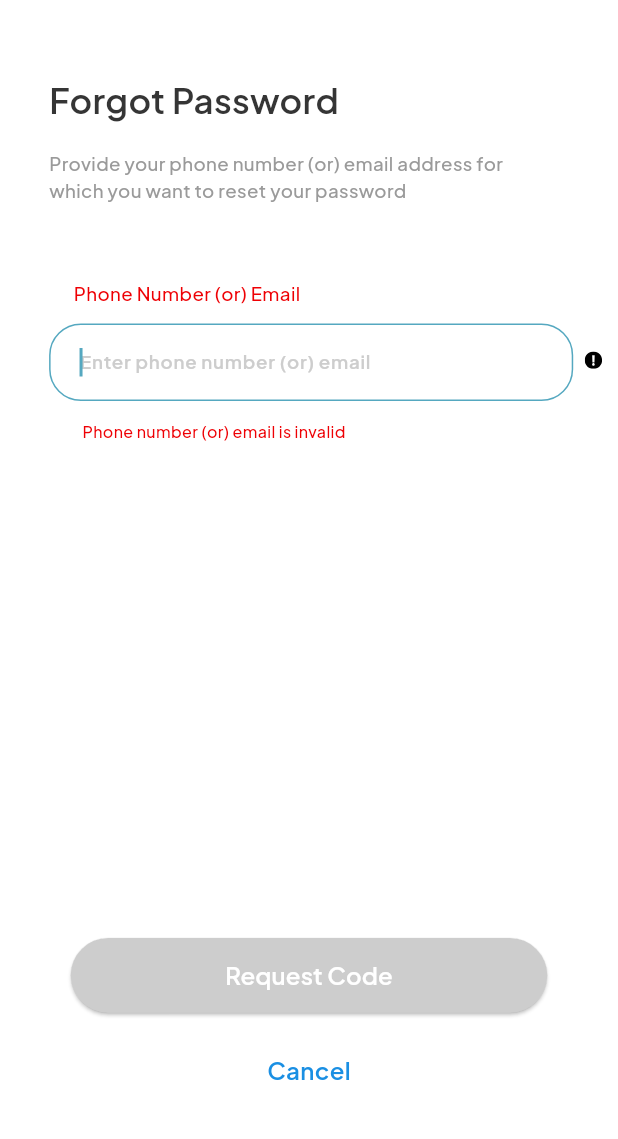
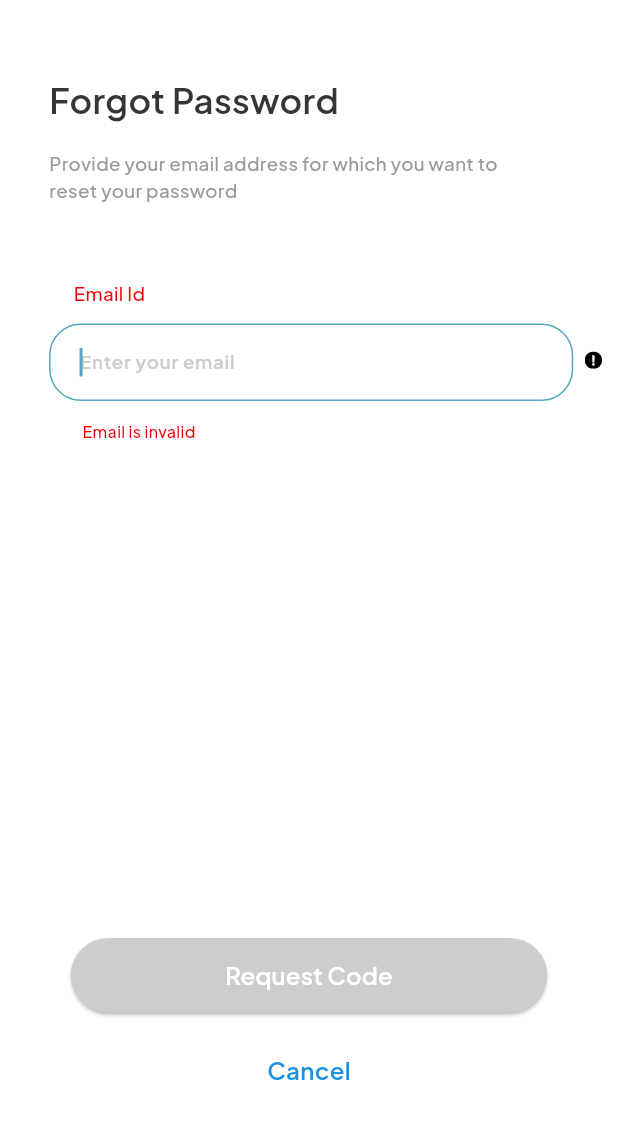
Before and after one commit to Deeksha-03/meal_connect_final, a Flutter app: the ForgotPasswordInvalidScreen screen opened by its route, on a phone screen of 412 x 824 dp, the part 58-1197 px from its top. Run offline on Flutter 3.47's test engine with Material 3 defaults, Android fonts, the phone set to English and light mode, and no system bars; our stand-ins replace cached_network_image, carousel_slider, cloud_firestore, dotted_border, firebase_auth, firebase_core and 6 more; missing offline and left inert: google_sign_in_android; accounts and stored records are empty.

Commit message:
forgotpassword

```diff
--- a/lib/main.dart
+++ b/lib/main.dart
@@ -27,7 +27,7 @@ class MyApp extends StatelessWidget {
           theme: theme,
           title: 'meal_connect',
           debugShowCheckedModeBanner: false,
-          initialRoute: AppRoutes.profileUserScreen,//change here startPageOneScreen//change here startPageOneScreen
+          initialRoute: AppRoutes.forgotPasswordScreen,
           routes: AppRoutes.routes,
         );
       },
--- a/lib/presentation/forgot_password_invalid_screen/forgot_password_invalid_screen.dart
+++ b/lib/presentation/forgot_password_invalid_screen/forgot_password_invalid_screen.dart
@@ -1,16 +1,118 @@
-import 'package:flutter/material.dart';import 'package:meal_connect/core/app_export.dart';import 'package:meal_connect/widgets/app_bar/appbar_leading_iconbutton_one.dart';import 'package:meal_connect/widgets/app_bar/custom_app_bar.dart';import 'package:meal_connect/widgets/custom_elevated_button.dart';import 'package:meal_connect/widgets/custom_text_form_field.dart';
+import 'package:flutter/material.dart';
+import 'package:meal_connect/core/app_export.dart';
+import 'package:meal_connect/widgets/app_bar/appbar_leading_iconbutton_one.dart';
+import 'package:meal_connect/widgets/app_bar/custom_app_bar.dart';
+import 'package:meal_connect/widgets/custom_elevated_button.dart';
+import 'package:meal_connect/widgets/custom_text_form_field.dart';
+
 // ignore_for_file: must_be_immutable
-class ForgotPasswordInvalidScreen extends StatelessWidget {ForgotPasswordInvalidScreen({Key? key}) : super(key: key);
+class ForgotPasswordInvalidScreen extends StatelessWidget {
+  ForgotPasswordInvalidScreen({Key? key}) : super(key: key);
 
   TextEditingController phoneNumberController = TextEditingController();
 
   GlobalKey<FormState> _formKey = GlobalKey<FormState>();
 
-@override Widget build(BuildContext context) { return SafeArea(child: Scaffold(resizeToAvoidBottomInset: false, appBar: _buildAppBar(context), body: Form(key: _formKey, child: Container(width: double.maxFinite, padding: EdgeInsets.symmetric(horizontal: 11.h, vertical: 44.v), child: Column(crossAxisAlignment: CrossAxisAlignment.start, children: [Padding(padding: EdgeInsets.only(left: 23.h), child: Text("Forgot Password", style: CustomTextStyles.headlineMediumPlusJakartaSansBluegray900)), SizedBox(height: 19.v), Container(width: 327.h, margin: EdgeInsets.only(left: 23.h, right: 55.h), child: Text("Provide your phone number (or) email address for which you want to reset your password", maxLines: 2, overflow: TextOverflow.ellipsis, style: CustomTextStyles.titleSmallGray500_1)), SizedBox(height: 57.v), Padding(padding: EdgeInsets.only(left: 40.h), child: Text("Phone Number (or) Email", style: CustomTextStyles.titleSmallOnPrimary)), SizedBox(height: 12.v), _buildPhoneNumberRow(context), Spacer(), CustomElevatedButton(text: "Request Code", margin: EdgeInsets.symmetric(horizontal: 38.h), buttonStyle: CustomButtonStyles.fillBlueGray, alignment: Alignment.center), SizedBox(height: 30.v), Align(alignment: Alignment.center, child: Text("Cancel", style: CustomTextStyles.titleMediumBlue600)), SizedBox(height: 24.v)]))))); }
+  @override
+  Widget build(BuildContext context) {
+    return SafeArea(
+        child: Scaffold(
+            resizeToAvoidBottomInset: false,
+            appBar: _buildAppBar(context),
+            body: Form(
+                key: _formKey,
+                child: Container(
+                    width: double.maxFinite,
+                    padding:
+                        EdgeInsets.symmetric(horizontal: 11.h, vertical: 44.v),
+                    child: Column(
+                        crossAxisAlignment: CrossAxisAlignment.start,
+                        children: [
+                          Padding(
+                              padding: EdgeInsets.only(left: 23.h),
+                              child: Text("Forgot Password",
+                                  style: CustomTextStyles
+                                      .headlineMediumPlusJakartaSansBluegray900)),
+                          SizedBox(height: 19.v),
+                          Container(
+                              width: 327.h,
+                              margin: EdgeInsets.only(left: 23.h, right: 55.h),
+                              child: Text(
+                                  "Provide your email address for which you want to reset your password",
+                                  maxLines: 2,
+                                  overflow: TextOverflow.ellipsis,
+                                  style: CustomTextStyles.titleSmallGray500_1)),
+                          SizedBox(height: 57.v),
+                          Padding(
+                              padding: EdgeInsets.only(left: 40.h),
+                              child: Text("Email Id",
+                                  style: CustomTextStyles.titleSmallOnPrimary)),
+                          SizedBox(height: 12.v),
+                          _buildPhoneNumberRow(context),
+                          Spacer(),
+                          CustomElevatedButton(
+                              text: "Request Code",
+                              margin: EdgeInsets.symmetric(horizontal: 38.h),
+                              buttonStyle: CustomButtonStyles.fillBlueGray,
+                              alignment: Alignment.center),
+                          SizedBox(height: 30.v),
+                          Align(
+                              alignment: Alignment.center,
+                              child: Text("Cancel",
+                                  style: CustomTextStyles.titleMediumBlue600)),
+                          SizedBox(height: 24.v)
+                        ])))));
+  }
+
   /// Section Widget
-PreferredSizeWidget _buildAppBar(BuildContext context) { return CustomAppBar(leadingWidth: double.maxFinite, leading: AppbarLeadingIconbuttonOne(imagePath: ImageConstant.imgUser, margin: EdgeInsets.fromLTRB(24.h, 12.v, 373.h, 12.v), onTap: () {onTapUser(context);})); }
+  PreferredSizeWidget _buildAppBar(BuildContext context) {
+    return CustomAppBar(
+        leadingWidth: double.maxFinite,
+        leading: AppbarLeadingIconbuttonOne(
+            imagePath: ImageConstant.imgUser,
+            margin: EdgeInsets.fromLTRB(24.h, 12.v, 373.h, 12.v),
+            onTap: () {
+              onTapUser(context);
+            }));
+  }
+
   /// Section Widget
-Widget _buildPhoneNumberRow(BuildContext context) { return Align(alignment: Alignment.centerRight, child: Padding(padding: EdgeInsets.only(left: 23.h), child: Row(mainAxisAlignment: MainAxisAlignment.end, crossAxisAlignment: CrossAxisAlignment.start, children: [Expanded(child: Column(crossAxisAlignment: CrossAxisAlignment.start, children: [CustomTextFormField(controller: phoneNumberController, hintText: "Enter phone number (or) email", hintStyle: CustomTextStyles.titleSmallBluegray10002, textInputAction: TextInputAction.done, textInputType: TextInputType.emailAddress), SizedBox(height: 14.v), Padding(padding: EdgeInsets.only(left: 23.h), child: Text("Phone number (or) email is invalid", style: CustomTextStyles.labelLargeOnPrimary))])), CustomImageView(imagePath: ImageConstant.imgVideoCamera, height: 13.adaptSize, width: 13.adaptSize, margin: EdgeInsets.only(left: 8.h, top: 21.v, bottom: 48.v))]))); }
+  Widget _buildPhoneNumberRow(BuildContext context) {
+    return Align(
+        alignment: Alignment.centerRight,
+        child: Padding(
+            padding: EdgeInsets.only(left: 23.h),
+            child: Row(
+                mainAxisAlignment: MainAxisAlignment.end,
+                crossAxisAlignment: CrossAxisAlignment.start,
+                children: [
+                  Expanded(
+                      child: Column(
+                          crossAxisAlignment: CrossAxisAlignment.start,
+                          children: [
+                        CustomTextFormField(
+                            controller: phoneNumberController,
+                            hintText: "Enter your email",
+                            hintStyle: CustomTextStyles.titleSmallBluegray10002,
+                            textInputAction: TextInputAction.done,
+                            textInputType: TextInputType.emailAddress),
+                        SizedBox(height: 14.v),
+                        Padding(
+                            padding: EdgeInsets.only(left: 23.h),
+                            child: Text("Email is invalid",
+                                style: CustomTextStyles.labelLargeOnPrimary))
+                      ])),
+                  CustomImageView(
+                      imagePath: ImageConstant.imgVideoCamera,
+                      height: 13.adaptSize,
+                      width: 13.adaptSize,
+                      margin:
+                          EdgeInsets.only(left: 8.h, top: 21.v, bottom: 48.v))
+                ])));
+  }
+
   /// Navigates to the forgotPasswordScreen when the action is triggered.
-onTapUser(BuildContext context) { Navigator.pushNamed(context, AppRoutes.forgotPasswordScreen); }
+  onTapUser(BuildContext context) {
+    Navigator.pushNamed(context, AppRoutes.forgotPasswordScreen);
   }
+}
--- a/lib/presentation/forgot_password_screen/forgot_password_screen.dart
+++ b/lib/presentation/forgot_password_screen/forgot_password_screen.dart
@@ -1,3 +1,4 @@
+import 'package:firebase_auth/firebase_auth.dart';
 import 'package:flutter/material.dart';
 import 'package:meal_connect/core/app_export.dart';
 import 'package:meal_connect/widgets/app_bar/appbar_leading_iconbutton_one.dart';
@@ -13,8 +14,23 @@ class ForgotPasswordScreen extends StatefulWidget {
 }
 
 class _ForgotPasswordScreenState extends State<ForgotPasswordScreen> {
- final TextEditingController phoneNumberController = TextEditingController();
+ final TextEditingController emailController = TextEditingController();
  GlobalKey<FormState> _formKey = GlobalKey<FormState>();
+
+ @override
+ void dispose(){
+  emailController.dispose();
+  super.dispose();
+ }
+
+ Future passwordReset() async {
+  try {
+   await FirebaseAuth.instance.sendPasswordResetEmail(
+       email: emailController.text.trim());
+  } on FirebaseAuthException catch (e) {
+   print(e);
+  }
+ }
 
  @override
  Widget build(BuildContext context) {
@@ -42,7 +58,7 @@ class _ForgotPasswordScreenState extends State<ForgotPasswordScreen> {
          width: 327.h,
          margin: EdgeInsets.only(left: 2.h, right: 34.h),
          child: Text(
-          "Provide your phone number for which you want to reset your password",
+          "Provide your email address for which you want to reset your password",
           maxLines: 2,
           overflow: TextOverflow.ellipsis,
           style: CustomTextStyles.titleSmallGray500_1,
@@ -51,22 +67,23 @@ class _ForgotPasswordScreenState extends State<ForgotPasswordScreen> {
         SizedBox(height: 57.v),
         Padding(
          padding: EdgeInsets.only(left: 19.h),
-         child: Text("Phone Number", style: theme.textTheme.titleSmall),
+         child: Text("Email Id", style: theme.textTheme.titleSmall),
         ),
         SizedBox(height: 12.v),
         Padding(
          padding: EdgeInsets.only(left: 2.h),
          child: CustomTextFormField(
-          controller: phoneNumberController,
-          hintText: "Enter phone number",
+          controller: emailController,
+          hintText: "Enter your email",
           hintStyle: CustomTextStyles.titleSmallBluegray10002,
           textInputAction: TextInputAction.done,
-          textInputType: TextInputType.phone,
+          textInputType: TextInputType.emailAddress,
          ),
         ),
         Spacer(),
         CustomElevatedButton(
          text: "Request Code",
+         onPressed: () => passwordReset(),
          margin: EdgeInsets.symmetric(horizontal: 17.h),
          alignment: Alignment.center,
         ),
```
Also changed, not shown: lib/presentation/sign_in_screen/sign_in_screen.dart (+2 -7 lines), lib/presentation/sign_up_screen/sign_up_screen.dart (+10 -9 lines). Lines whose indentation alone changed are shown as unchanged.
